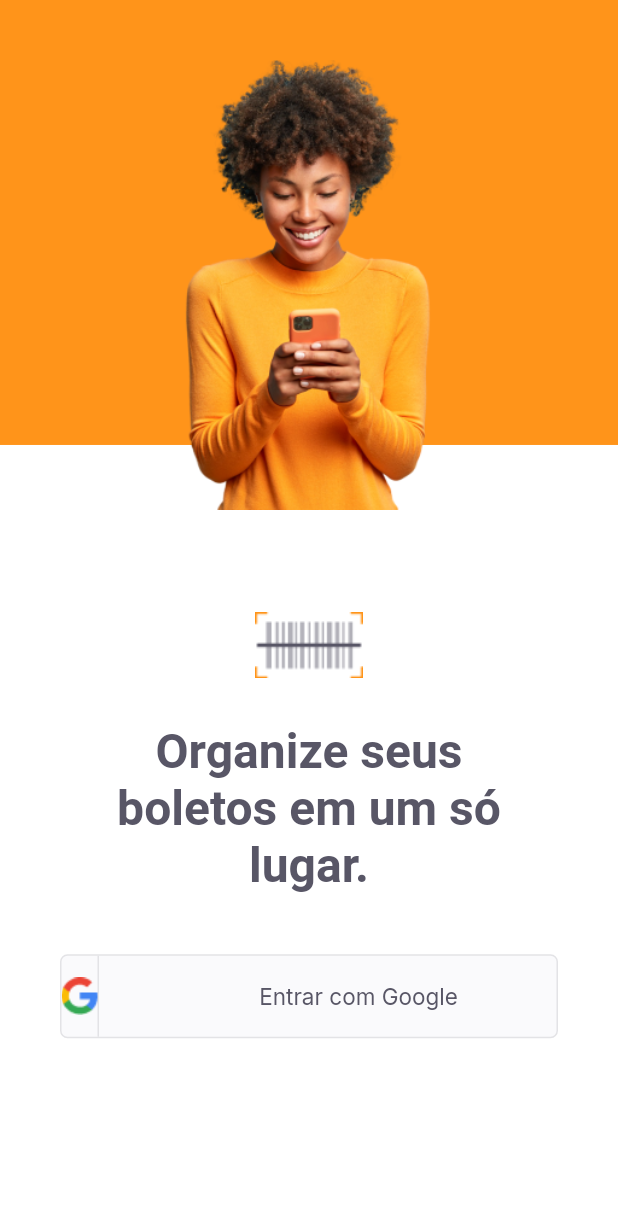
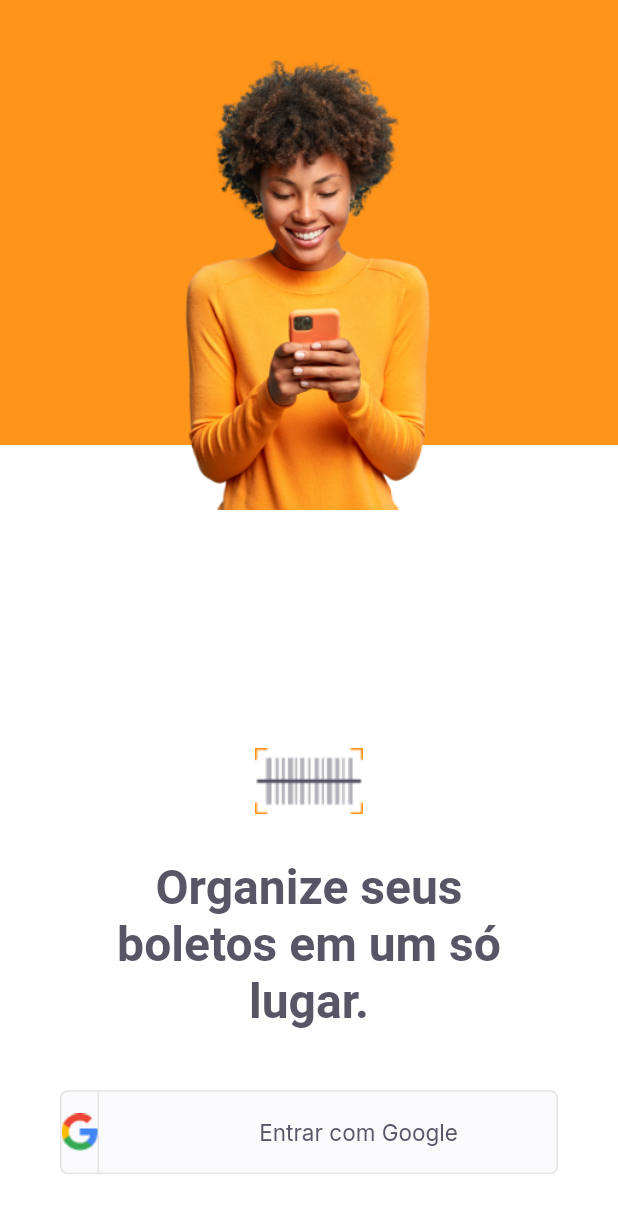
Before and after one commit to weidenm/PAYFLOW, a Flutter app: the screen it shows after launch, on a phone screen of 412 x 824 dp. Shown: the top 1213 px of the screen. Run offline on Flutter 3.47's test engine with Material 2 defaults, Android fonts, the phone set to English and light mode, and no system bars; our stand-ins replace firebase_core, google_fonts, google_sign_in, shared_preferences; accounts and stored records are empty.

Commit message:
Alterações da aula 3 do NLW

```diff
--- /dev/null
+++ b/lib/app_widget.dart
@@ -0,0 +1,22 @@
+import 'package:flutter/material.dart';
+import 'package:payflow/modulos/login/login_page.dart';
+import 'package:payflow/modulos/splash/splash_page.dart';
+import 'modulos/home/home_page.dart';
+import 'shared/themes/app_colors.dart';
+
+class AppWidget extends StatelessWidget {
+  // This widget is the root of your application.
+  @override
+  Widget build(BuildContext context) {
+    return MaterialApp(
+        //SplashPage(),
+        title: 'Pay Flow',
+        theme: ThemeData(primaryColor: AppColors.primary),
+        initialRoute: "/Splash",
+        routes: {
+          "/Splash": (context) => SplashPage(),
+          "/home": (context) => HomePage(),
+          "/login": (context) => LoginPage()
+        });
+  }
+}
--- a/lib/main.dart
+++ b/lib/main.dart
@@ -1,23 +1,42 @@
+import 'package:firebase_core/firebase_core.dart';
 import 'package:flutter/material.dart';
-//import 'package:payflow/modulos/splash/splash_page.dart';
-import 'package:payflow/shared/themes/app_colors.dart';
-
-import 'modulos/login/login_page.dart';
+import 'app_widget.dart';
 
 void main() {
-  runApp(AppWidget());
+  runApp(AppFirebase());
 }
 
-class AppWidget extends StatelessWidget {
-  // This widget is the root of your application.
+class AppFirebase extends StatefulWidget {
+  @override
+  _AppFirebaseState createState() => _AppFirebaseState();
+}
+
+class _AppFirebaseState extends State<AppFirebase> {
+  final Future<FirebaseApp> _initialization = Firebase.initializeApp();
+
   @override
   Widget build(BuildContext context) {
-    return MaterialApp(
-        title: 'Pay Flow',
-        theme: ThemeData(
-          primaryColor: AppColors.primary,
-        ),
-        home: LoginPage() //SplashPage(),
-        );
+    return FutureBuilder(
+        future: _initialization,
+        builder: (context, snapshot) {
+          if (snapshot.hasError) {
+            return Material(
+              child: Center(
+                child: Text(
+                  "Não foi possível inicializar o Firebase",
+                  textDirection: TextDirection.ltr,
+                ),
+              ),
+            );
+          } else if (snapshot.connectionState == ConnectionState.done) {
+            return AppWidget();
+          } else {
+            return Material(
+              child: Center(
+                child: CircularProgressIndicator(),
+              ),
+            );
+          }
+        });
   }
 }
--- a/lib/modulos/login/login_page.dart
+++ b/lib/modulos/login/login_page.dart
@@ -1,4 +1,5 @@
 import 'package:flutter/material.dart';
+import 'package:payflow/modulos/login/login_controller.dart';
 import 'package:payflow/shared/themes/app_colors.dart';
 import 'package:payflow/shared/themes/app_images.dart';
 import 'package:payflow/shared/themes/app_text_style.dart';
@@ -12,6 +13,8 @@ class LoginPage extends StatefulWidget {
 }
 
 class _LoginPageState extends State<LoginPage> {
+  final controller = LoginController();
+
   @override
   Widget build(BuildContext context) {
     final size = MediaQuery.of(context).size; //Pega o tamanho da tela
@@ -37,7 +40,7 @@ class _LoginPageState extends State<LoginPage> {
                   height: 300,
                 )),
             Positioned(
-              bottom: size.height * 0.16,
+              bottom: size.height * 0.05,
               left: 0,
               right: 0,
               child: Column(
@@ -57,7 +60,7 @@ class _LoginPageState extends State<LoginPage> {
                         const EdgeInsets.only(left: 40, right: 40, top: 40),
                     child: SocialLoginButton(
                       onTap: () {
-                        print("clicou");
+                        controller.googleSignIn(context);
                       },
                     ),
                   )
--- a/lib/modulos/splash/splash_page.dart
+++ b/lib/modulos/splash/splash_page.dart
@@ -1,4 +1,5 @@
 import 'package:flutter/material.dart';
+import 'package:payflow/shared/auth/auth_controller.dart';
 import 'package:payflow/shared/themes/app_colors.dart';
 import 'package:payflow/shared/themes/app_images.dart';
 
@@ -7,6 +8,8 @@ class SplashPage extends StatelessWidget {
 
   @override
   Widget build(BuildContext context) {
+    final authController = AuthController();
+    authController.currentUser(context);
     return Scaffold(
         backgroundColor: AppColors.background,
         body: Stack(children: [
--- /dev/null
+++ b/lib/shared/models/user_model.dart
@@ -0,0 +1,22 @@
+import 'dart:convert';
+
+class UserModel {
+  final String name;
+  final String? photoURL;
+
+  UserModel({required this.name, this.photoURL});
+
+  factory UserModel.fromMap(Map<String, dynamic> map) {
+    return UserModel(name: map['name'], photoURL: map['photoURL']);
+  }
+
+  factory UserModel.fromJson(String json) =>
+      UserModel.fromMap(jsonDecode(json));
+
+  Map<String, dynamic> toMap() => {
+        "name": name,
+        "photoURL": photoURL,
+      };
+
+  String toJson() => jsonEncode(toMap());
+}
--- a/pubspec.yaml
+++ b/pubspec.yaml
@@ -29,6 +29,10 @@ dependencies:
   # Use with the CupertinoIcons class for iOS style icons.
   cupertino_icons: ^1.0.2
   google_fonts: ^2.1.0
+  firebase_core: ^1.3.0
+  google_sign_in: ^5.0.4
+  google_sign_in_web: ^0.10.0
+  shared_preferences: ^2.0.6
 
 dev_dependencies:
   flutter_test:
```
Also changed, not shown: lib/modulos/home/home_controller.dart (added, +7 -0 lines), lib/modulos/home/home_page.dart (added, +100 -0 lines), lib/modulos/login/login_controller.dart (added, +27 -0 lines), lib/shared/auth/auth_controller.dart (added, +37 -0 lines), pubspec.lock, 3 other files.
